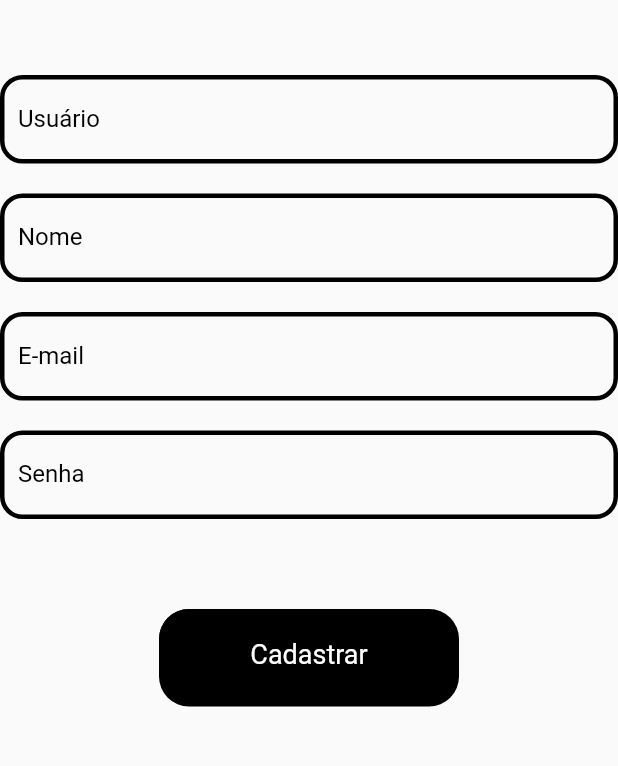
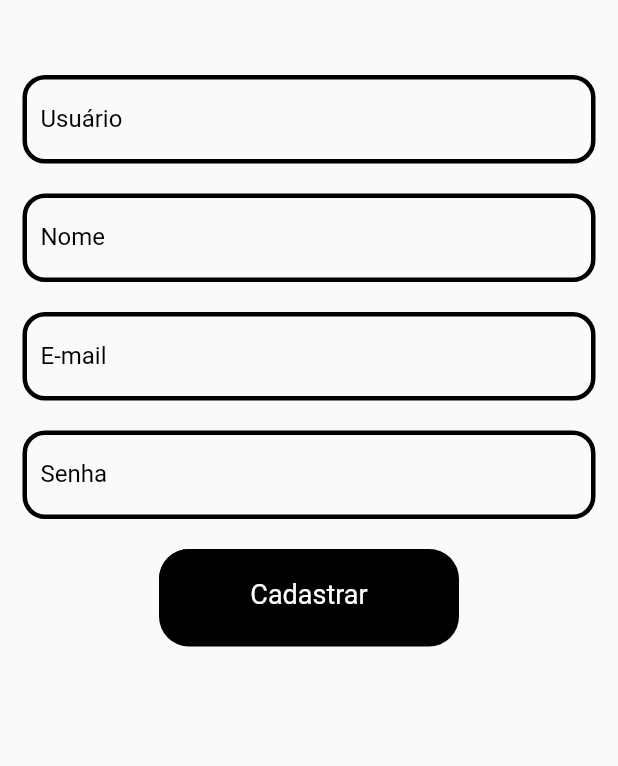
Before and after one commit to wellitonscheer/aplicativo-esportes-cti4, a Flutter app: the Cadastro screen opened directly, on a phone screen of 412 x 824 dp, the part 399-1165 px from its top. Run offline on Flutter 3.47's test engine with Material 2 defaults, Android fonts, the phone set to English and light mode, and no system bars; drawn by our look-alikes of nice_buttons; our stand-ins replace cloud_firestore, firebase_auth, firebase_core; accounts and stored records are empty.

Commit message:
tu e beta

```diff
--- a/aplicativo_esportes_cti4_app/lib/Cadastro.dart
+++ b/aplicativo_esportes_cti4_app/lib/Cadastro.dart
@@ -48,7 +48,9 @@ class _CadastroState extends State<Cadastro> {
               ),
             ),
             SizedBox(height: 50),
-            TextField(
+            Padding(
+              padding: EdgeInsets.symmetric(horizontal: 15),
+              child: TextField(
                 decoration: InputDecoration(
                     focusedBorder: OutlineInputBorder(
                         borderSide: const BorderSide(width: 3, color: Colors.black),
@@ -64,8 +66,11 @@ class _CadastroState extends State<Cadastro> {
                     hintText: 'Coloque o seu usuário'),
                 controller: usuario,
               ),
+            ),
             SizedBox(height: 20,),
-            TextField(
+            Padding(
+              padding: EdgeInsets.symmetric(horizontal: 15),
+              child: TextField(
                 decoration: InputDecoration(
                     focusedBorder: OutlineInputBorder(
                         borderSide: const BorderSide(width: 3, color: Colors.black),
@@ -81,8 +86,11 @@ class _CadastroState extends State<Cadastro> {
                     hintText: 'Coloque o seu nome'),
                 controller: nomeUsuario,
               ),
+            ),
             SizedBox(height: 20,),
-            TextField(
+            Padding(
+              padding: EdgeInsets.symmetric(horizontal: 15),
+              child: TextField(
                 decoration: InputDecoration(
                     focusedBorder: OutlineInputBorder(
                         borderSide: const BorderSide(width: 3, color: Colors.black),
@@ -98,8 +106,11 @@ class _CadastroState extends State<Cadastro> {
                     hintText: 'Coloque o seu e-mail'),
                 controller: emailUsuario,
               ),
+            ),
             SizedBox(height: 20,),
-            TextField(
+            Padding(
+              padding: EdgeInsets.symmetric(horizontal: 15),
+              child: TextField(
                 decoration: InputDecoration(
                     focusedBorder: OutlineInputBorder(
                         borderSide: const BorderSide(width: 3, color: Colors.black),
@@ -115,7 +126,8 @@ class _CadastroState extends State<Cadastro> {
                     hintText: 'Coloque o seu senha'),
                 controller: senhaUsuario,
               ),
-            SizedBox(height: 60,),
+            ),
+            SizedBox(height: 20,),
             Container(
               child: NiceButtons(
                 startColor: Colors.black,
@@ -135,7 +147,6 @@ class _CadastroState extends State<Cadastro> {
                 ),
               ),
             )
-
           ],
         ),
       )
--- a/aplicativo_esportes_cti4_app/lib/Global.dart
+++ b/aplicativo_esportes_cti4_app/lib/Global.dart
@@ -3,6 +3,7 @@ library aplicativo_esportes_cti4_app.globals;
 import 'package:flutter/material.dart';
 
 String usuario = "";
+
 InputDecoration TextFildEstilo = InputDecoration(
   focusedBorder: OutlineInputBorder(
       borderSide: const BorderSide(width: 3, color: Colors.black),
--- a/aplicativo_esportes_cti4_app/lib/rpg/Atributos.dart
+++ b/aplicativo_esportes_cti4_app/lib/rpg/Atributos.dart
@@ -69,10 +69,13 @@ class _AtributosState extends State<Atributos> {
                     height: 45,
                     child: TextField(
                       textAlign: TextAlign.center,
-                      decoration: InputDecoration(
-                        border: OutlineInputBorder(borderRadius: BorderRadius.all(Radius.circular(60))),
-                        //labelText: widget.titulo,
+                      decoration: global.TextFildEstilo.copyWith(
+                        border: OutlineInputBorder(borderRadius: BorderRadius.circular(90)),
                       ),
+                      // InputDecoration(
+                      //   border: OutlineInputBorder(borderRadius: BorderRadius.all(Radius.circular(60))),
+                      //   //labelText: widget.titulo,
+                      // ),
                       controller: modificador,
                       style: TextStyle(fontSize: 30),
                     ),
--- a/aplicativo_esportes_cti4_app/lib/rpg/PrincipalRpg.dart
+++ b/aplicativo_esportes_cti4_app/lib/rpg/PrincipalRpg.dart
@@ -1,8 +1,6 @@
-import 'dart:io';
-
+import '../Global.dart' as global;
 import 'package:aplicativo_esportes_cti4_app/rpg/CampoMultiCimaTexto.dart';
 import 'package:flutter/material.dart';
-import 'package:firebase_core/firebase_core.dart';
 import 'allMyWidgets.dart';
 
 class PrincipalRpg extends StatefulWidget {
```
Lines whose indentation alone changed are shown as unchanged.
